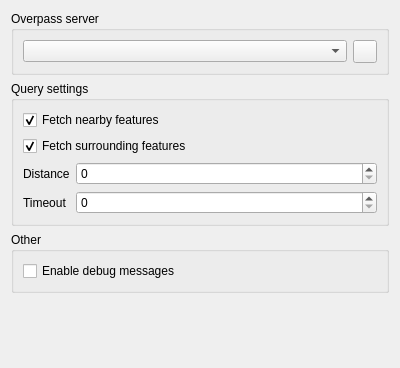
This is src/osminfo/ui/osm_info_settings_page_base.ui in nextgis/qgis_osminfo as Qt 5 draws it before an edit. The edited form follows.
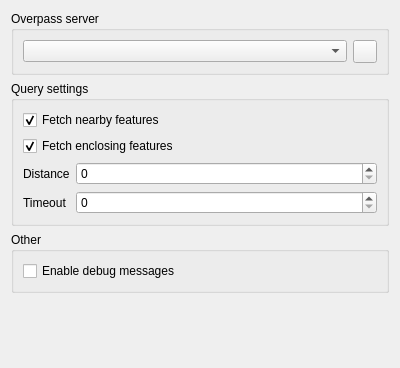
This is the edited form.

Commit message: Rename surruounding to enclosing

Diff of the .ui file:
```diff
--- a/src/osminfo/ui/osm_info_settings_page_base.ui
+++ b/src/osminfo/ui/osm_info_settings_page_base.ui
@@ -62,7 +62,7 @@
       <item>
        <widget class="QCheckBox" name="surrounding_checkbox">
         <property name="text">
-         <string>Fetch surrounding features</string>
+         <string>Fetch enclosing features</string>
         </property>
         <property name="checked">
          <bool>true</bool>
```
Left out of the diff: 2 changed lines with no effect on the pictures. The commit also changes 5 other files.
